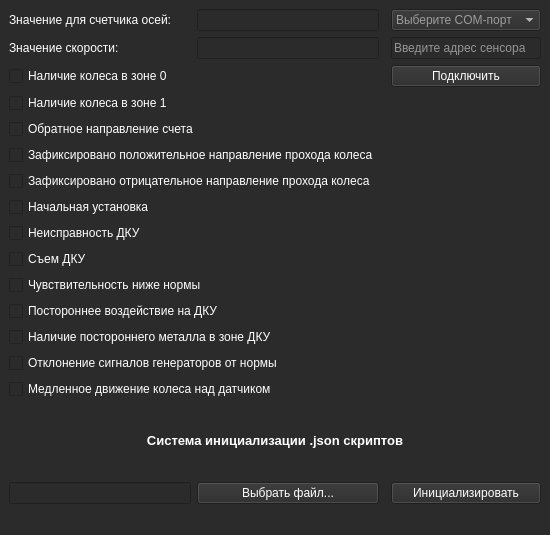
Xorizo-n/DKU-PromElectro, file DKUSlave/DKUServer/mainwindow.ui: the form before one commit.
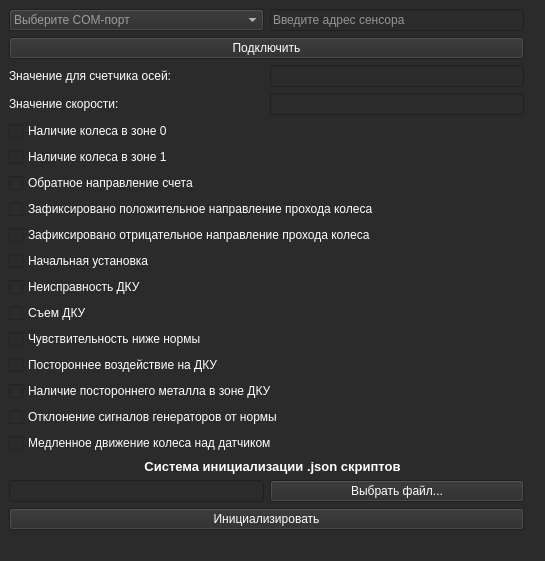
The form after the commit.

Commit message: Правки интерфейса

What changed in the file:
```diff
--- a/DKUSlave/DKUServer/mainwindow.ui
+++ b/DKUSlave/DKUServer/mainwindow.ui
@@ -6,7 +6,7 @@
    <rect>
     <x>0</x>
     <y>0</y>
-    <width>539</width>
+    <width>545</width>
     <height>535</height>
    </rect>
   </property>
@@ -18,27 +18,27 @@
   </property>
   <widget class="QWidget" name="centralwidget">
    <layout class="QGridLayout" name="gridLayout">
-    <item row="5" column="0" colspan="2">
-     <widget class="QCheckBox" name="r32_1">
+    <item row="3" column="1">
+     <widget class="QLineEdit" name="speedEdit">
+      <property name="autoFillBackground">
+       <bool>false</bool>
+      </property>
       <property name="styleSheet">
        <string notr="true">color: rgb(255, 255, 255);</string>
       </property>
-      <property name="text">
-       <string>Наличие колеса в зоне 1</string>
-      </property>
      </widget>
     </item>
-    <item row="1" column="0">
-     <widget class="QLabel" name="label_2">
+    <item row="8" column="0" colspan="2">
+     <widget class="QCheckBox" name="r32_2">
       <property name="styleSheet">
        <string notr="true">color: rgb(255, 255, 255);</string>
       </property>
       <property name="text">
-       <string>Значение скорости:</string>
+       <string>Обратное направление счета</string>
       </property>
      </widget>
     </item>
-    <item row="10" column="0" colspan="2">
+    <item row="12" column="0" colspan="2">
      <widget class="QCheckBox" name="r32_9">
       <property name="styleSheet">
        <string notr="true">color: rgb(255, 255, 255);</string>
@@ -49,56 +49,36 @@
      </widget>
     </item>
     <item row="15" column="0" colspan="2">
-     <widget class="QCheckBox" name="r32_14">
+     <widget class="QCheckBox" name="r32_12">
       <property name="styleSheet">
        <string notr="true">color: rgb(255, 255, 255);</string>
       </property>
       <property name="text">
-       <string>Отклонение сигналов генераторов от нормы</string>
+       <string>Постороннее воздействие на ДКУ</string>
       </property>
      </widget>
     </item>
-    <item row="1" column="3">
-     <widget class="QLineEdit" name="sen_adr">
+    <item row="11" column="0" colspan="2">
+     <widget class="QCheckBox" name="r32_8">
       <property name="styleSheet">
        <string notr="true">color: rgb(255, 255, 255);</string>
       </property>
-      <property name="placeholderText">
-       <string>Введите адрес сенсора</string>
-      </property>
-     </widget>
-    </item>
-    <item row="0" column="3">
-     <widget class="QComboBox" name="comports">
-      <property name="styleSheet">
-       <string notr="true">color: rgb(255, 255, 255);</string>
-      </property>
-      <property name="placeholderText">
-       <string>Выберите COM-порт</string>
-      </property>
-     </widget>
-    </item>
-    <item row="14" column="0" colspan="2">
-     <widget class="QCheckBox" name="r32_13">
-      <property name="styleSheet">
-       <string notr="true">color: rgb(255, 255, 255);</string>
-      </property>
       <property name="text">
-       <string>Наличие постороннего металла в зоне ДКУ</string>
+       <string>Начальная установка</string>
       </property>
      </widget>
     </item>
-    <item row="18" column="3">
-     <widget class="QPushButton" name="initialize">
+    <item row="18" column="0" colspan="2">
+     <widget class="QCheckBox" name="r32_15">
       <property name="styleSheet">
        <string notr="true">color: rgb(255, 255, 255);</string>
       </property>
       <property name="text">
-       <string>Инициализировать</string>
+       <string>Медленное движение колеса над датчиком</string>
       </property>
      </widget>
     </item>
-    <item row="17" column="0" colspan="4">
+    <item row="19" column="0" colspan="4">
      <widget class="QLabel" name="label_3">
       <property name="font">
        <font>
@@ -117,24 +97,17 @@
       </property>
      </widget>
     </item>
-    <item row="0" column="1">
-     <widget class="QLineEdit" name="axis_amount">
-      <property name="styleSheet">
-       <string notr="true">color: rgb(255, 255, 255);</string>
-      </property>
-     </widget>
-    </item>
-    <item row="0" column="0">
-     <widget class="QLabel" name="label">
+    <item row="17" column="0" colspan="2">
+     <widget class="QCheckBox" name="r32_14">
       <property name="styleSheet">
        <string notr="true">color: rgb(255, 255, 255);</string>
       </property>
       <property name="text">
-       <string>Значение для счетчика осей:</string>
+       <string>Отклонение сигналов генераторов от нормы</string>
       </property>
      </widget>
     </item>
-    <item row="2" column="0" colspan="2">
+    <item row="4" column="0" colspan="2">
      <widget class="QCheckBox" name="r32_0">
       <property name="styleSheet">
        <string notr="true">color: rgb(255, 255, 255);</string>
@@ -144,7 +117,24 @@
       </property>
      </widget>
     </item>
-    <item row="12" column="0" colspan="2">
+    <item row="9" column="0" colspan="2">
+     <widget class="QCheckBox" name="r32_3">
+      <property name="styleSheet">
+       <string notr="true">color: rgb(255, 255, 255);</string>
+      </property>
+      <property name="text">
+       <string>Зафиксировано положительное направление прохода колеса</string>
+      </property>
+     </widget>
+    </item>
+    <item row="20" column="0">
+     <widget class="QLineEdit" name="script_address">
+      <property name="styleSheet">
+       <string notr="true">color: rgb(255, 255, 255);</string>
+      </property>
+     </widget>
+    </item>
+    <item row="14" column="0" colspan="2">
      <widget class="QCheckBox" name="r32_11">
       <property name="styleSheet">
        <string notr="true">color: rgb(255, 255, 255);</string>
@@ -154,27 +144,74 @@
       </property>
      </widget>
     </item>
-    <item row="1" column="1">
-     <widget class="QLineEdit" name="speedEdit">
-      <property name="autoFillBackground">
-       <bool>false</bool>
+    <item row="3" column="0">
+     <widget class="QLabel" name="label_2">
+      <property name="styleSheet">
+       <string notr="true">color: rgb(255, 255, 255);</string>
       </property>
+      <property name="text">
+       <string>Значение скорости:</string>
+      </property>
+     </widget>
+    </item>
+    <item row="0" column="0">
+     <widget class="QComboBox" name="comports">
       <property name="styleSheet">
        <string notr="true">color: rgb(255, 255, 255);</string>
+      </property>
+      <property name="placeholderText">
+       <string>Выберите COM-порт</string>
+      </property>
+     </widget>
+    </item>
+    <item row="1" column="0" colspan="2">
+     <widget class="QPushButton" name="connect">
+      <property name="styleSheet">
+       <string notr="true">color: rgb(255, 255, 255);</string>
+      </property>
+      <property name="text">
+       <string>Подключить</string>
+      </property>
+     </widget>
+    </item>
+    <item row="2" column="0">
+     <widget class="QLabel" name="label">
+      <property name="styleSheet">
+       <string notr="true">color: rgb(255, 255, 255);</string>
+      </property>
+      <property name="text">
+       <string>Значение для счетчика осей:</string>
+      </property>
+     </widget>
+    </item>
+    <item row="20" column="1">
+     <widget class="QPushButton" name="choose_file">
+      <property name="styleSheet">
+       <string notr="true">color: rgb(255, 255, 255);</string>
+      </property>
+      <property name="text">
+       <string>Выбрать файл...</string>
       </property>
      </widget>
     </item>
     <item row="16" column="0" colspan="2">
-     <widget class="QCheckBox" name="r32_15">
+     <widget class="QCheckBox" name="r32_13">
       <property name="styleSheet">
        <string notr="true">color: rgb(255, 255, 255);</string>
       </property>
       <property name="text">
-       <string>Медленное движение колеса над датчиком</string>
+       <string>Наличие постороннего металла в зоне ДКУ</string>
       </property>
      </widget>
     </item>
-    <item row="8" column="0" colspan="2">
+    <item row="2" column="1">
+     <widget class="QLineEdit" name="axis_amount">
+      <property name="styleSheet">
+       <string notr="true">color: rgb(255, 255, 255);</string>
+      </property>
+     </widget>
+    </item>
+    <item row="10" column="0" colspan="2">
      <widget class="QCheckBox" name="r32_4">
       <property name="styleSheet">
        <string notr="true">color: rgb(255, 255, 255);</string>
@@ -185,46 +222,16 @@
      </widget>
     </item>
     <item row="7" column="0" colspan="2">
-     <widget class="QCheckBox" name="r32_3">
+     <widget class="QCheckBox" name="r32_1">
       <property name="styleSheet">
        <string notr="true">color: rgb(255, 255, 255);</string>
       </property>
       <property name="text">
-       <string>Зафиксировано положительное направление прохода колеса</string>
-      </property>
-     </widget>
-    </item>
-    <item row="6" column="0" colspan="2">
-     <widget class="QCheckBox" name="r32_2">
-      <property name="styleSheet">
-       <string notr="true">color: rgb(255, 255, 255);</string>
-      </property>
-      <property name="text">
-       <string>Обратное направление счета</string>
+       <string>Наличие колеса в зоне 1</string>
       </property>
      </widget>
     </item>
     <item row="13" column="0" colspan="2">
-     <widget class="QCheckBox" name="r32_12">
-      <property name="styleSheet">
-       <string notr="true">color: rgb(255, 255, 255);</string>
-      </property>
-      <property name="text">
-       <string>Постороннее воздействие на ДКУ</string>
-      </property>
-     </widget>
-    </item>
-    <item row="9" column="0" colspan="2">
-     <widget class="QCheckBox" name="r32_8">
-      <property name="styleSheet">
-       <string notr="true">color: rgb(255, 255, 255);</string>
-      </property>
-      <property name="text">
-       <string>Начальная установка</string>
-      </property>
-     </widget>
-    </item>
-    <item row="11" column="0" colspan="2">
      <widget class="QCheckBox" name="r32_10">
       <property name="styleSheet">
        <string notr="true">color: rgb(255, 255, 255);</string>
@@ -234,30 +241,23 @@
       </property>
      </widget>
     </item>
-    <item row="2" column="3">
-     <widget class="QPushButton" name="connect">
+    <item row="0" column="1">
+     <widget class="QLineEdit" name="sen_adr">
       <property name="styleSheet">
        <string notr="true">color: rgb(255, 255, 255);</string>
       </property>
-      <property name="text">
-       <string>Подключить</string>
+      <property name="placeholderText">
+       <string>Введите адрес сенсора</string>
       </property>
      </widget>
     </item>
-    <item row="18" column="0">
-     <widget class="QLineEdit" name="script_address">
+    <item row="21" column="0" colspan="2">
+     <widget class="QPushButton" name="initialize">
       <property name="styleSheet">
        <string notr="true">color: rgb(255, 255, 255);</string>
       </property>
-     </widget>
-    </item>
-    <item row="18" column="1">
-     <widget class="QPushButton" name="choose_file">
-      <property name="styleSheet">
-       <string notr="true">color: rgb(255, 255, 255);</string>
-      </property>
       <property name="text">
-       <string>Выбрать файл...</string>
+       <string>Инициализировать</string>
       </property>
      </widget>
     </item>
```
Left out of the diff: 2 changed lines with no effect on the pictures. The commit also changes 3 other files.
